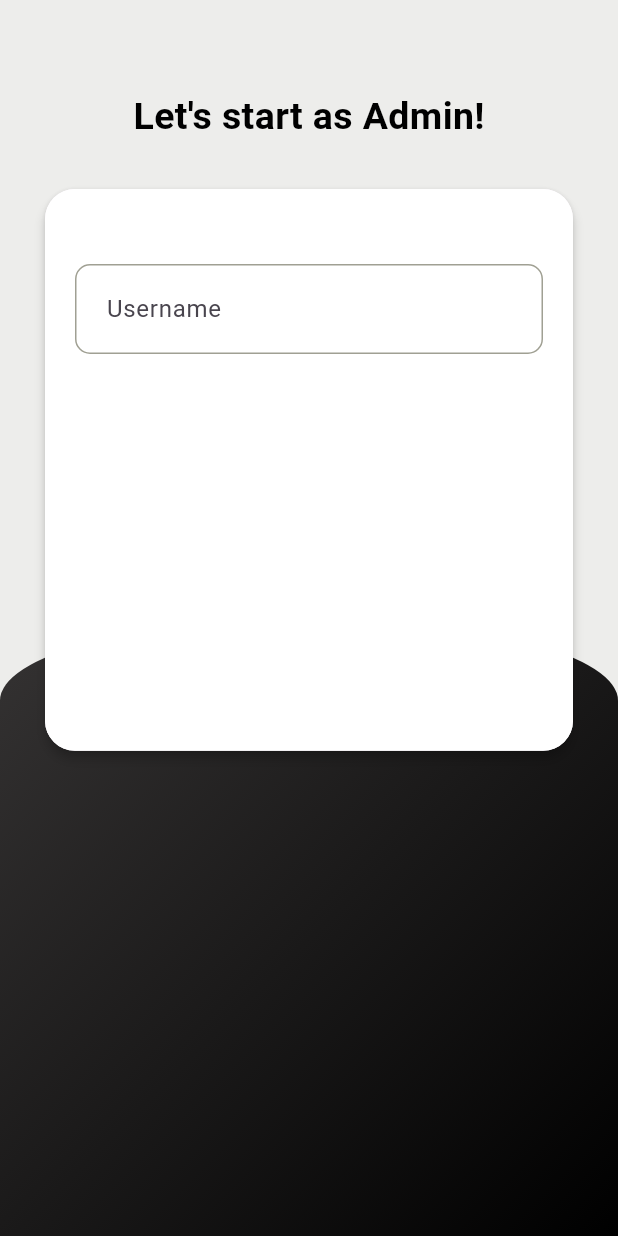
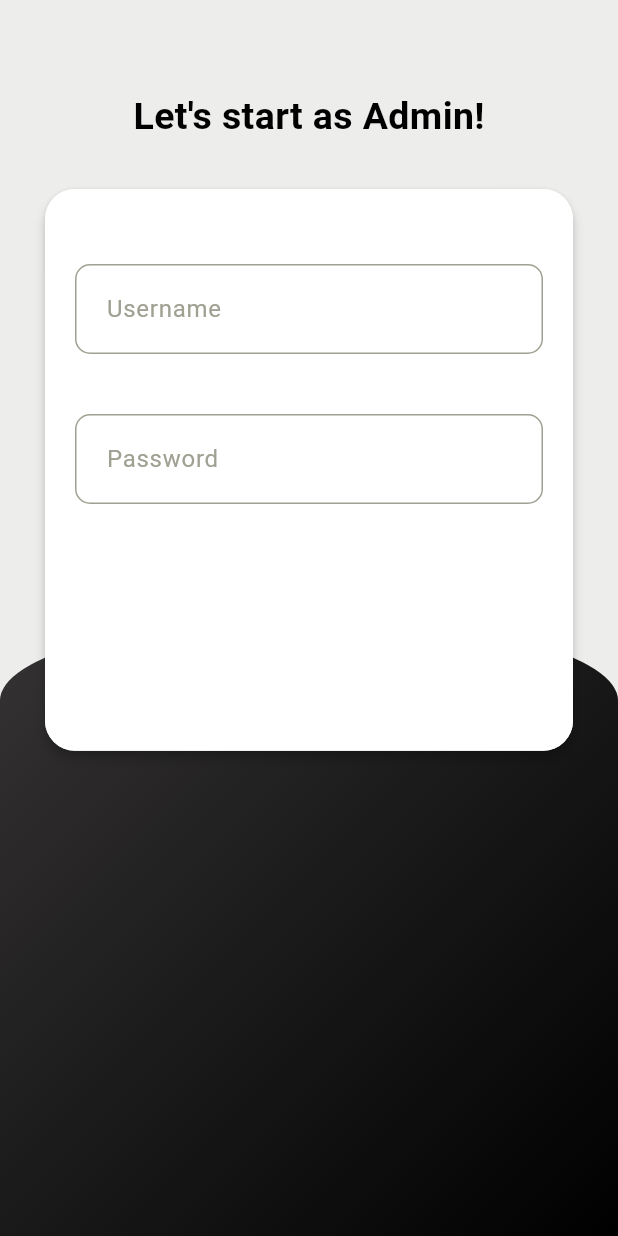
Before and after one commit to nityanand2003/flutter_quiz_app, a Flutter app: the screen it shows after launch, on a phone screen of 412 x 824 dp. Run offline on Flutter 3.47's test engine with Material 3 defaults, Android fonts, the phone set to English and light mode, and no system bars.

Commit message:
change in admin_login page

```diff
--- a/lib/page/admin_login.dart
+++ b/lib/page/admin_login.dart
@@ -51,29 +51,37 @@ class _AdminLoginState extends State<AdminLogin> {
                         fontWeight: FontWeight.bold,
                       ),
                     ),
-                    SizedBox(height: 30.0,),
+                    SizedBox(height: 30.0),
                     Material(
                       elevation: 3.0,
                       borderRadius: BorderRadius.circular(20),
                       child: Container(
-                        height: MediaQuery.of(context).size.height/2.2,
+                        height: MediaQuery.of(context).size.height / 2.2,
                         decoration: BoxDecoration(
                           color: Colors.white,
                           borderRadius: BorderRadius.circular(20),
                         ),
-                        child: Column(children: [
-                          SizedBox(height: 50,),Container(
-                            padding: EdgeInsets.only(left: 20.0, top: 5.0, bottom: 5.0,),
+                        child: Column(
+                          children: [
+                            SizedBox(height: 50),
+                            Container(
+                              padding: EdgeInsets.only(
+                                left: 20.0,
+                                top: 5.0,
+                                bottom: 5.0,
+                              ),
                               margin: EdgeInsets.symmetric(horizontal: 20.0),
                               decoration: BoxDecoration(
-                              border: Border.all(color: Color.fromARGB(255, 160, 160, 147)),
+                                border: Border.all(
+                                  color: Color.fromARGB(255, 160, 160, 147),
+                                ),
                                 borderRadius: BorderRadius.circular(10),
                               ),
                               child: Center(
                                 child: TextFormField(
                                   controller: usernamecontroller,
                                   validator: (value) {
-                                  if(value==null || value.isEmpty){
+                                    if (value == null || value.isEmpty) {
                                       return 'Please Enter Username';
                                     }
                                   },
@@ -81,15 +89,50 @@ class _AdminLoginState extends State<AdminLogin> {
                                     border: InputBorder.none,
                                     hintText: "Username",
                                     hintStyle: TextStyle(
-
-                                  )
+                                      color: Color.fromARGB(255, 160, 160, 147),
                                     ),
                                   ),
                                 ),
-                          )
-                        ],),
                               ),
-                    )
+                            ),
+                            SizedBox(height: 40.0,),
+                            Container(
+                              padding: EdgeInsets.only(
+                                left: 20.0,
+                                top: 5.0,
+                                bottom: 5.0,
+                              ),
+                              margin: EdgeInsets.symmetric(horizontal: 20.0),
+                              decoration: BoxDecoration(
+                                border: Border.all(
+                                  color: Color.fromARGB(255, 160, 160, 147),
+                                ),
+                                borderRadius: BorderRadius.circular(10),
+                              ),
+                              child: Center(
+                                child: TextFormField(
+                                  controller: usernamecontroller,
+                                  validator: (value) {
+                                    if (value == null || value.isEmpty) {
+                                      return 'Please Enter Password';
+                                    }
+                                  },
+                                  decoration: InputDecoration(
+                                    border: InputBorder.none,
+                                    hintText: "Password",
+                                    hintStyle: TextStyle(
+                                      color: Color.fromARGB(255, 160, 160, 147),
+                                    ),
+                                  ),
+                                ),
+                              ),
+                            ),
+                            SizedBox(height: 40.0,),
+                            Container()
+                          ],
+                        ),
+                      ),
+                    ),
                   ],
                 ),
               ),
```
Lines whose indentation alone changed are shown as unchanged.
